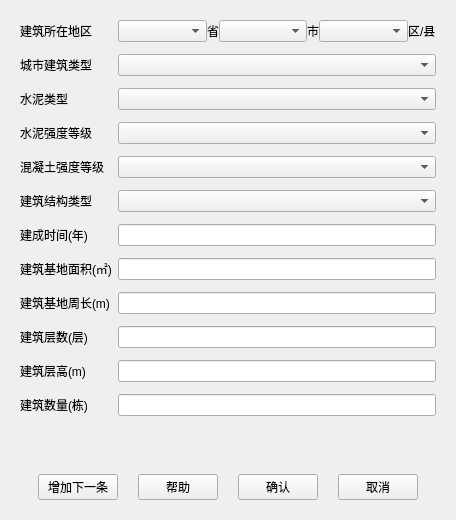
The window that source/page_input_param.ui (liangtie/carbon-sink-calculation) describes before a commit, drawn with Qt 5.
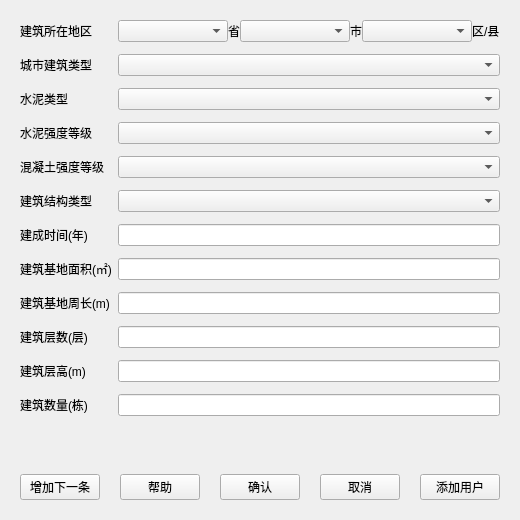
The same window after the commit.

Commit message: Add form for add user

```diff
--- a/source/page_input_param.ui
+++ b/source/page_input_param.ui
@@ -273,6 +273,13 @@
         </property>
        </widget>
       </item>
+      <item>
+       <widget class="QPushButton" name="btnAddUser">
+        <property name="text">
+         <string>添加用户</string>
+        </property>
+       </widget>
+      </item>
       <item>
        <spacer name="horizontalSpacer_4">
         <property name="orientation">
```
The commit also changes 7 other files.
